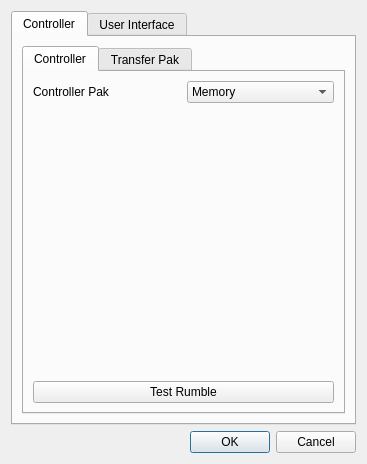
Rosalie241/RMG, file Source/RMG-Input/UserInterface/OptionsDialog.ui: the form before one commit.
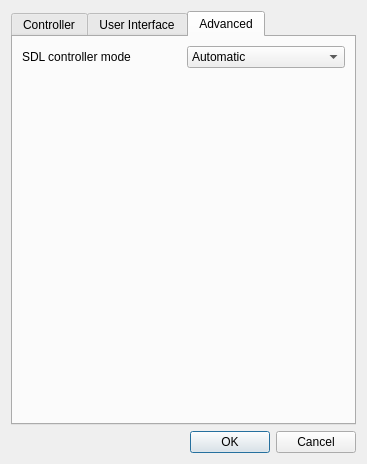
The form after the commit. The open tabs and pages were chosen to show the change. Icons and pictures are not drawn.

Commit message: RMG-Input: add 'SDL controller mode' option

What changed in the file:
```diff
--- a/Source/RMG-Input/UserInterface/OptionsDialog.ui
+++ b/Source/RMG-Input/UserInterface/OptionsDialog.ui
@@ -238,6 +238,56 @@
        </item>
       </layout>
      </widget>
+     <widget class="QWidget" name="tab_4">
+      <attribute name="title">
+       <string>Advanced</string>
+      </attribute>
+      <layout class="QVBoxLayout" name="verticalLayout_6">
+       <item>
+        <layout class="QHBoxLayout" name="horizontalLayout_4">
+         <item>
+          <widget class="QLabel" name="label_2">
+           <property name="text">
+            <string>SDL controller mode</string>
+           </property>
+          </widget>
+         </item>
+         <item>
+          <widget class="QComboBox" name="sdlControllerModeComboBox">
+           <item>
+            <property name="text">
+             <string>Automatic</string>
+            </property>
+           </item>
+           <item>
+            <property name="text">
+             <string>Joystick</string>
+            </property>
+           </item>
+           <item>
+            <property name="text">
+             <string>Controller</string>
+            </property>
+           </item>
+          </widget>
+         </item>
+        </layout>
+       </item>
+       <item>
+        <spacer name="verticalSpacer_4">
+         <property name="orientation">
+          <enum>Qt::Orientation::Vertical</enum>
+         </property>
+         <property name="sizeHint" stdset="0">
+          <size>
+           <width>20</width>
+           <height>322</height>
+          </size>
+         </property>
+        </spacer>
+       </item>
+      </layout>
+     </widget>
     </widget>
    </item>
    <item>
```
The commit also changes 2 other files.
